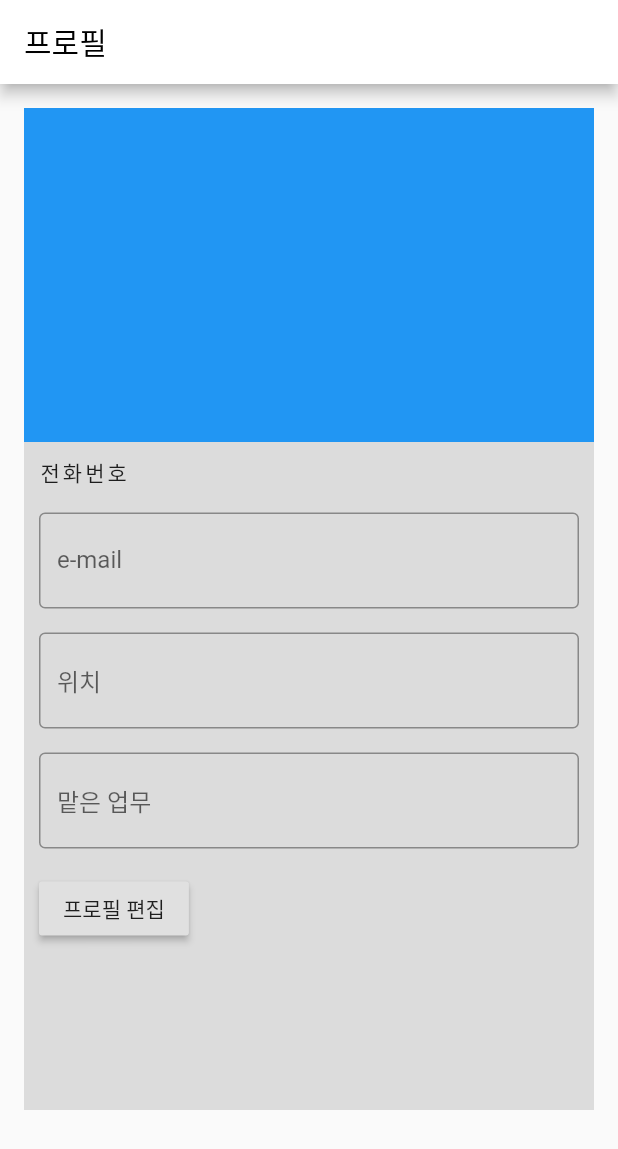
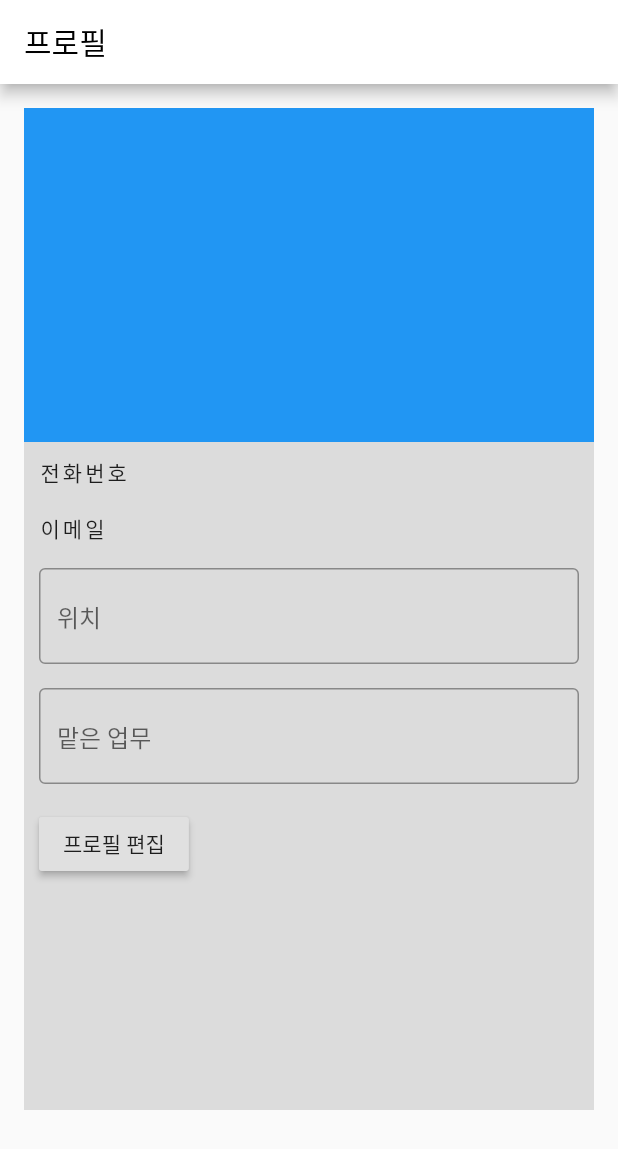
Before and after one commit to silverstar03/flutter_practice, a Flutter app: the screen it shows after launch, on a phone screen of 412 x 824 dp. Shown: the top 1149 px of the screen. Run offline on Flutter 3.47's test engine with Material 2 defaults, Android fonts, the phone set to English and light mode, and no system bars; our stand-ins replace image_picker.

Commit message:
프로필 보여주는 화면 이메일 Text 수정하기

```diff
--- a/lib/main.dart
+++ b/lib/main.dart
@@ -78,11 +78,9 @@ class _MyprofileState extends State<Myprofile> {
             SizedBox(
               height:16.0,
             ),
-            TextFormField(
-              decoration:InputDecoration(
-                border: OutlineInputBorder(),
-                labelText: 'e-mail',
-                hintText: '이메일',
+            Text('이메일',
+              style: TextStyle(
+                letterSpacing: 2.0,
               ),
             ),
             SizedBox(
```
